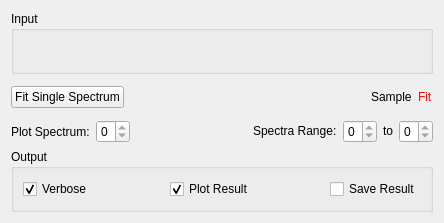
First picture: the form in Code/Mantid/MantidQt/CustomInterfaces/inc/MantidQtCustomInterfaces/Indirect/MSDFit.ui, repository mantidproject/mantid, before the edit.
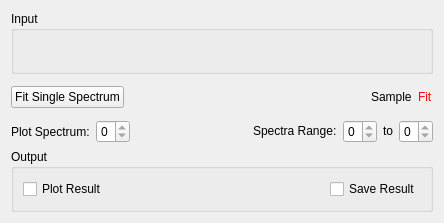
Second picture: the form after the edit. Custom widgets are drawn as their Qt base class.

```diff
--- a/Code/Mantid/MantidQt/CustomInterfaces/inc/MantidQtCustomInterfaces/Indirect/MSDFit.ui
+++ b/Code/Mantid/MantidQt/CustomInterfaces/inc/MantidQtCustomInterfaces/Indirect/MSDFit.ui
@@ -190,39 +190,13 @@
       <string>Output</string>
      </property>
      <layout class="QHBoxLayout" name="horizontalLayout_8">
-      <item>
-       <widget class="QCheckBox" name="ckVerbose">
-        <property name="enabled">
-         <bool>true</bool>
-        </property>
-        <property name="text">
-         <string>Verbose</string>
-        </property>
-        <property name="checked">
-         <bool>true</bool>
-        </property>
-       </widget>
-      </item>
-      <item>
-       <spacer name="horizontalSpacer_0">
-        <property name="orientation">
-         <enum>Qt::Horizontal</enum>
-        </property>
-        <property name="sizeHint" stdset="0">
-         <size>
-          <width>40</width>
-          <height>20</height>
-         </size>
-        </property>
-       </spacer>
-      </item>
       <item>
        <widget class="QCheckBox" name="ckPlot">
         <property name="text">
          <string>Plot Result</string>
         </property>
         <property name="checked">
-         <bool>true</bool>
+         <bool>false</bool>
         </property>
        </widget>
       </item>
```
